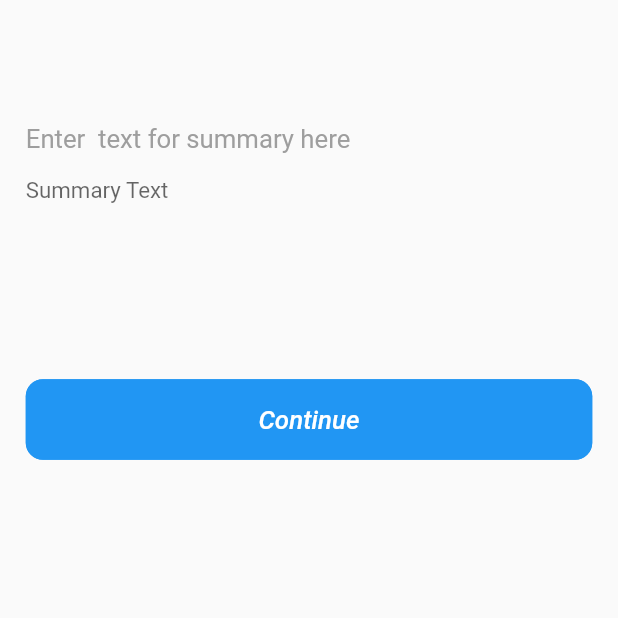
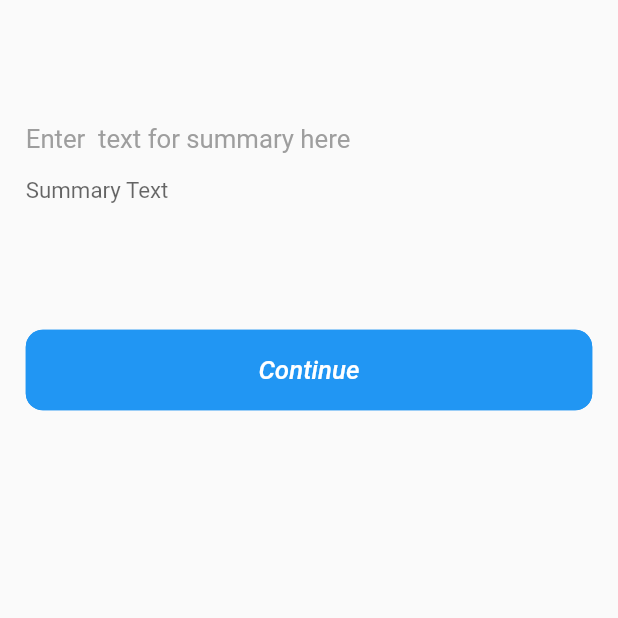
Before and after one commit to virtz/somry, a Flutter app: the screen it shows after launch, on a phone screen of 412 x 824 dp, the top half of it. Run offline on Flutter 3.47's test engine with Material 2 defaults, Android fonts, the phone set to English and light mode, and no system bars; our stand-ins replace auto_route, dartz, flutter_screenutil, freezed_annotation, get_it, injectable and 2 more.

Commit message:
slight changes

```diff
--- a/lib/presentation/home/home.dart
+++ b/lib/presentation/home/home.dart
@@ -53,7 +53,7 @@ class _HomePageState extends State<HomePage> {
                           decoration: const InputDecoration(
                               border: InputBorder.none,
                               hintText: 'Summary Text')),
-                      SizedBox(height: size.height * 0.1),
+                      SizedBox(height: size.height * 0.06),
                       CustomButton(
                           onPressed: () {
                             if (formKey.currentState!.validate()) {
@@ -71,7 +71,8 @@ class _HomePageState extends State<HomePage> {
                                     fontSize: 15.sp,
                                     fontStyle: FontStyle.italic,
                                     color: Colors.white,
-                                  )))
+                                  ))),
+                      SizedBox(height: size.height * 0.06),
                     ],
                   ),
                 ),
```
